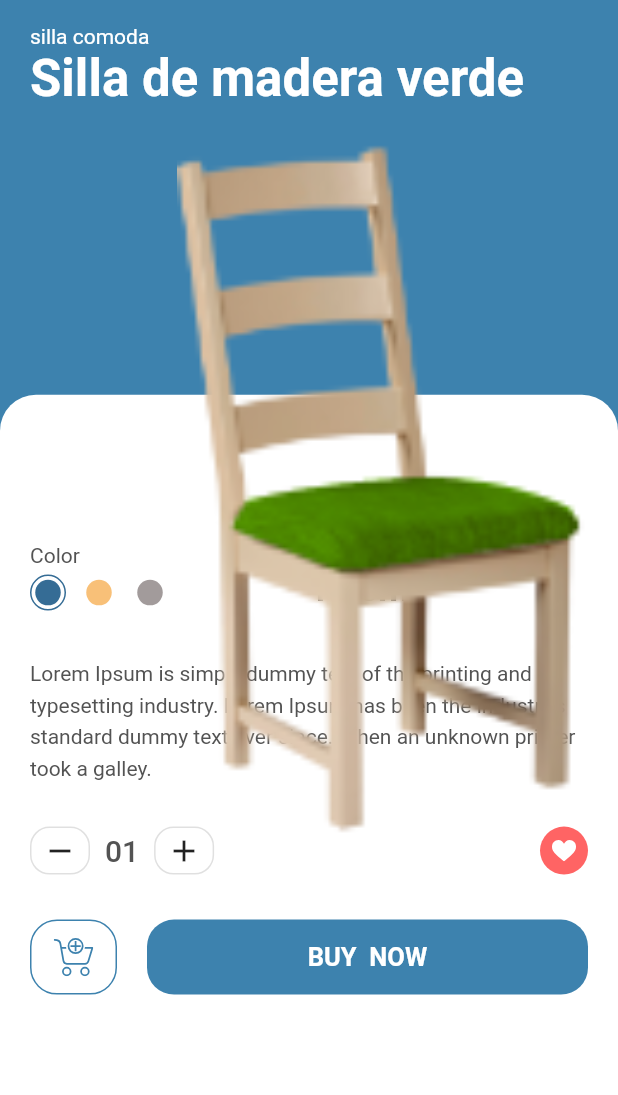
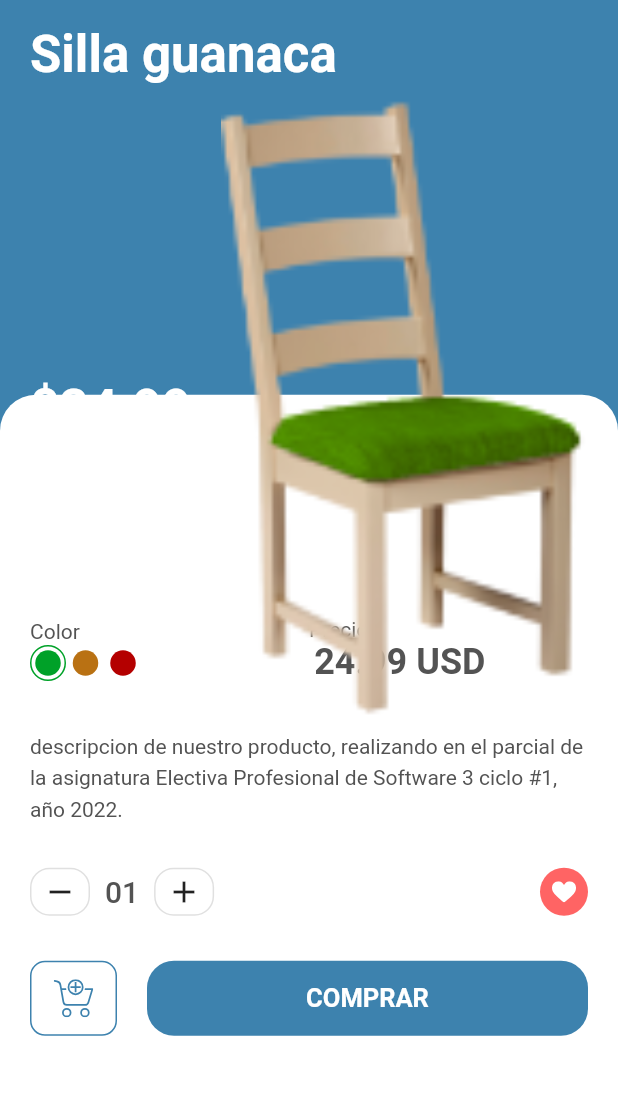
Before and after one commit to benja98/comercial_sivar, a Flutter app: the DetailsScreen screen opened directly with sample values from the repository, on a phone screen of 412 x 824 dp, the part 60-1155 px from its top. Run offline on Flutter 3.47's test engine with Material 2 defaults, Android fonts, the phone set to English and light mode, and no system bars; our stand-ins replace flutter_svg.

Commit message:
agregando imagenes

```diff
--- a/lib/models/Product.dart
+++ b/lib/models/Product.dart
@@ -2,7 +2,8 @@ import 'package:flutter/material.dart';
 
 class Product {
   final String image, title, description;
-  final int price, size, id;
+  final int size, id;
+  final double price;
   final Color color;
   Product({
     this.id,
@@ -18,37 +19,37 @@ class Product {
 List<Product> products = [
   Product(
       id: 1,
-      title: "Silla de madera verde",
-      price: 234,
-      size: 12,
+      title: "Silla guanaca",
+      price: 24.99,
+      size: 6,
       description: dummyText,
       image: "assets/images/Grupo 1.png",
       color: Color(0xFF3D82AE)),
   Product(
       id: 2,
-      title: "Silla de madera cafe",
-      price: 234,
+      title: "Silla guanaca",
+      price: 24.99,
       size: 8,
       description: dummyText,
       image: "assets/images/Grupo 2.png",
-      color: Color(0xFFD3A984)),
+      color: Color(0xFF3D82AE)),
   Product(
       id: 3,
-      title: "Silla de madera roja",
-      price: 234,
+      title: "Silla guanaca",
+      price: 24.99,
       size: 10,
       description: dummyText,
       image: "assets/images/Grupo 3.png",
-      color: Color(0xFF989493)),
+      color: Color(0xFF3D82AE)),
   Product(
       id: 4,
-      title: "Silla de madera gris",
-      price: 234,
+      title: "Silla guanaca",
+      price: 24.99,
       size: 11,
       description: dummyText,
       image: "assets/images/Grupo 4.png",
-      color: Color(0xFFE6B398)),
+      color: Color(0xFF3D82AE)),
 ];
 
 String dummyText =
-    "Lorem Ipsum is simply dummy text of the printing and typesetting industry. Lorem Ipsum has been the industry's standard dummy text ever since. When an unknown printer took a galley.";
+    "descripcion de nuestro producto, realizando en el parcial de la asignatura Electiva Profesional de Software 3 ciclo #1, año 2022.";
--- a/lib/screens/details/components/add_to_cart.dart
+++ b/lib/screens/details/components/add_to_cart.dart
@@ -25,7 +25,7 @@ class AddToCart extends StatelessWidget {
             height: 50,
             width: 58,
             decoration: BoxDecoration(
-              borderRadius: BorderRadius.circular(18),
+              borderRadius: BorderRadius.circular(10),
               border: Border.all(
                 color: product.color,
               ),
@@ -47,7 +47,7 @@ class AddToCart extends StatelessWidget {
                 color: product.color,
                 onPressed: () {},
                 child: Text(
-                  "Buy  Now".toUpperCase(),
+                  "Comprar".toUpperCase(),
                   style: TextStyle(
                     fontSize: 17,
                     fontWeight: FontWeight.bold,
--- a/lib/screens/details/components/body.dart
+++ b/lib/screens/details/components/body.dart
@@ -3,7 +3,7 @@ import 'package:comercial_sivar/constants.dart';
 import 'package:comercial_sivar/models/Product.dart';
 
 import 'add_to_cart.dart';
-import 'color_and_size.dart';
+import 'color_and_price.dart';
 import 'counter_with_fav_btn.dart';
 import 'description.dart';
 import 'product_title_with_image.dart';
@@ -26,7 +26,7 @@ class Body extends StatelessWidget {
                 Container(
                   margin: EdgeInsets.only(top: size.height * 0.3),
                   padding: EdgeInsets.only(
-                    top: size.height * 0.12,
+                    top: size.height * 0.18,
                     left: kDefaultPaddin,
                     right: kDefaultPaddin,
                   ),
--- a/lib/screens/details/components/cart_counter.dart
+++ b/lib/screens/details/components/cart_counter.dart
@@ -28,7 +28,6 @@ class _CartCounterState extends State<CartCounter> {
         Padding(
           padding: const EdgeInsets.symmetric(horizontal: kDefaultPaddin / 2),
           child: Text(
-            // if our item is less  then 10 then  it shows 01 02 like that
             numOfItems.toString().padLeft(2, "0"),
             style: Theme.of(context).textTheme.headline6,
           ),
--- a/lib/screens/details/components/color_and_size.dart
+++ b/lib/screens/details/components/color_and_price.dart
@@ -23,11 +23,11 @@ class ColorAndSize extends StatelessWidget {
               Row(
                 children: <Widget>[
                   ColorDot(
-                    color: Color(0xFF356C95),
+                    color: Color.fromARGB(255, 0, 161, 40),
                     isSelected: true,
                   ),
-                  ColorDot(color: Color(0xFFF8C078)),
-                  ColorDot(color: Color(0xFFA29B9B)),
+                  ColorDot(color: Color.fromARGB(255, 185, 113, 19)),
+                  ColorDot(color: Color.fromARGB(255, 180, 0, 0)),
                 ],
               ),
             ],
@@ -38,9 +38,9 @@ class ColorAndSize extends StatelessWidget {
             text: TextSpan(
               style: TextStyle(color: kTextColor),
               children: [
-                TextSpan(text: "Size\n"),
+                TextSpan(text: "Precio\n "),
                 TextSpan(
-                  text: "${product.size} cm",
+                  text: "${product.price} USD",
                   style: Theme.of(context)
                       .textTheme
                       .headline5
@@ -69,8 +69,8 @@ class ColorDot extends StatelessWidget {
   Widget build(BuildContext context) {
     return Container(
       margin: EdgeInsets.only(
-        top: kDefaultPaddin / 4,
-        right: kDefaultPaddin / 2,
+        top: kDefaultPaddin / 20,
+        right: kDefaultPaddin / 20,
       ),
       padding: EdgeInsets.all(2.5),
       height: 24,
--- a/lib/screens/details/components/product_title_with_image.dart
+++ b/lib/screens/details/components/product_title_with_image.dart
@@ -19,23 +19,18 @@ class ProductTitleWithImage extends StatelessWidget {
         crossAxisAlignment: CrossAxisAlignment.start,
         children: <Widget>[
           Text(
-            "silla comoda",
-            style: TextStyle(color: Colors.white),
-          ),
-          Text(
             product.title,
             style: Theme.of(context)
                 .textTheme
                 .headline4
                 .copyWith(color: Colors.white, fontWeight: FontWeight.bold),
           ),
-          SizedBox(height: kDefaultPaddin),
+          SizedBox(height: 7),
           Row(
             children: <Widget>[
               RichText(
                 text: TextSpan(
                   children: [
-                    TextSpan(text: "Price\n"),
                     TextSpan(
                       text: "\$${product.price}",
                       style: Theme.of(context).textTheme.headline4.copyWith(
```
